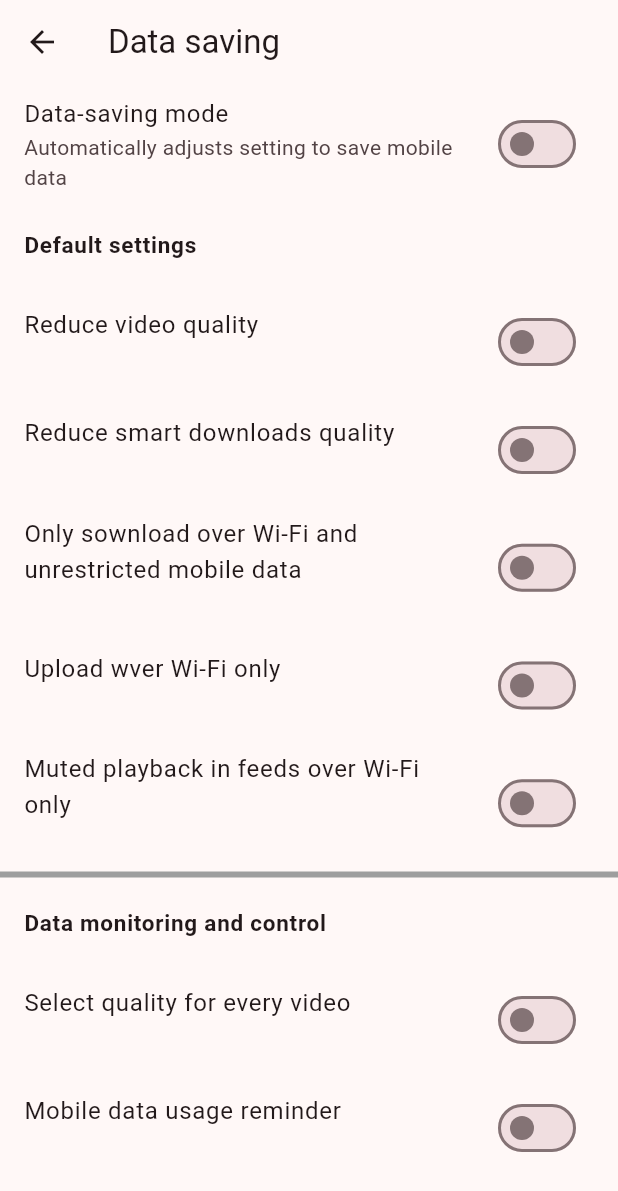
After one commit to thetngonmay/youtube_clone, a Flutter app: the DataSavingPage screen opened directly, on a phone screen of 412 x 824 dp. The commit adds this screen. Shown: the top 1191 px of the screen. Run offline on Flutter 3.47's test engine with Material 3 defaults, Android fonts, the phone set to English and light mode, and no system bars; our stand-ins replace cached_network_image; network calls fail; key blocks and very long unbroken strings in the code were emptied for the run.

Commit message:
Added Setting Page UI

```diff
--- /dev/null
+++ b/lib/ui/pages/setting/data_saving_page.dart
@@ -0,0 +1,136 @@
+import 'package:flutter/cupertino.dart';
+import 'package:flutter/material.dart';
+
+class DataSavingPage extends StatefulWidget{
+  @override
+  State<StatefulWidget> createState() {
+    return DataSavingPageState();
+  }
+
+}
+class DataSavingPageState extends State<DataSavingPage>{
+   bool toggleable=false;
+  @override
+  Widget build(BuildContext context) {
+    return Scaffold(
+      appBar: AppBar(
+          title: Text("Data saving"),
+      ),
+      body: SingleChildScrollView(
+        child: Column(
+            children: [
+        ListTile(
+        title: Text("Data-saving mode"),
+        subtitle: Text("Automatically adjusts setting to save mobile data"),
+        trailing: Switch(
+            value: toggleable,
+            onChanged:(newValue){
+              setState(() {
+                toggleable= newValue;
+              });
+            }
+        ),
+      ),
+              ListTile(
+                title: Text("Default settings",style: TextStyle(fontWeight: FontWeight.bold,fontSize: 15),),
+              ),
+              ListTile(
+                title: Text("Reduce video quality"),
+                subtitle: Text(""),
+                trailing: Switch(
+                    value: toggleable,
+                    onChanged:(newValue){
+                      setState(() {
+                        toggleable= newValue;
+                      });
+                    }
+                ),
+              ),
+              ListTile(
+                title: Text("Reduce smart downloads quality"),
+                subtitle: Text(""),
+                trailing: Switch(
+                    value: toggleable,
+                    onChanged:(newValue){
+                      setState(() {
+                        toggleable= newValue;
+                      });
+                    }
+                ),
+              ),
+              ListTile(
+                title: Text("Only sownload over Wi-Fi and unrestricted mobile data"),
+                subtitle: Text(""),
+                trailing: Switch(
+                    value: toggleable,
+                    onChanged:(newValue){
+                      setState(() {
+                        toggleable= newValue;
+                      });
+                    }
+                ),
+              ),
+              ListTile(
+                title: Text("Upload wver Wi-Fi only"),
+                subtitle: Text(""),
+                trailing: Switch(
+                    value: toggleable,
+                    onChanged:(newValue){
+                      setState(() {
+                        toggleable= newValue;
+                      });
+                    }
+                ),
+              ),
+              ListTile(
+                title: Text("Muted playback in feeds over Wi-Fi only"),
+                subtitle: Text(""),
+                trailing: Switch(
+                    value: toggleable,
+                    onChanged:(newValue){
+                      setState(() {
+                        toggleable= newValue;
+                      });
+                    }
+                ),
+              ),
+              Divider(
+                color: Colors.grey,
+                thickness: 4,
+                height: 10,
+              ),
+              ListTile(
+                title: Text("Data monitoring and control",style: TextStyle(fontWeight: FontWeight.bold,fontSize: 15),),
+              ),
+              ListTile(
+                title: Text("Select quality for every video"),
+                subtitle: Text(""),
+                trailing: Switch(
+                    value: toggleable,
+                    onChanged:(newValue){
+                      setState(() {
+                        toggleable= newValue;
+                      });
+                    }
+                ),
+              ),
+              ListTile(
+                title: Text("Mobile data usage reminder"),
+                subtitle: Text(""),
+                trailing: Switch(
+                    value: toggleable,
+                    onChanged:(newValue){
+                      setState(() {
+                        toggleable= newValue;
+                      });
+                    }
+                ),
+              ),
+
+        ],
+    ),
+      ),
+    );
+  }
+
+  }
```
Also changed, not shown: lib/ui/pages/setting/about_page.dart (added, +43 -0 lines), lib/ui/pages/setting/accessbility_page.dart (added, +44 -0 lines), lib/ui/pages/setting/downloads_page.dart (added, +88 -0 lines), lib/ui/pages/setting/setting_page.dart (+28 -6 lines), lib/ui/pages/setting/video_quality_page.dart (added, +118 -0 lines), lib/ui/pages/setting/video_quality_preferences_page.dart (deleted, +0 -126 lines).
